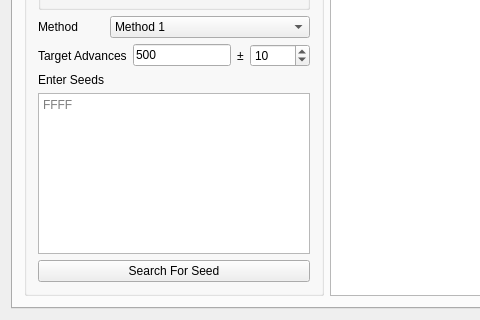
Above: Forms/Gen3/Stationary3.ui from papajefe/Gen-3-Seed-Assistant before the change; both pictures show x 0 to 480 and y 380 to 700 of the 1400 by 700 pixel window. Below: the same form after it.
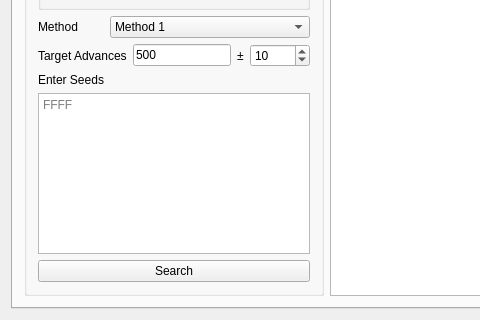
That is the form after the change. Icons and pictures are not drawn. Custom widgets are drawn as their Qt base class.

Commit message: 2.0 Wild Mode Release

What changed in the file:
```diff
--- a/Forms/Gen3/Stationary3.ui
+++ b/Forms/Gen3/Stationary3.ui
@@ -303,7 +303,7 @@
              <bool>true</bool>
             </property>
             <property name="text">
-             <string>Search For Seed</string>
+             <string>Search</string>
             </property>
             <property name="checkable">
              <bool>false</bool>
```
